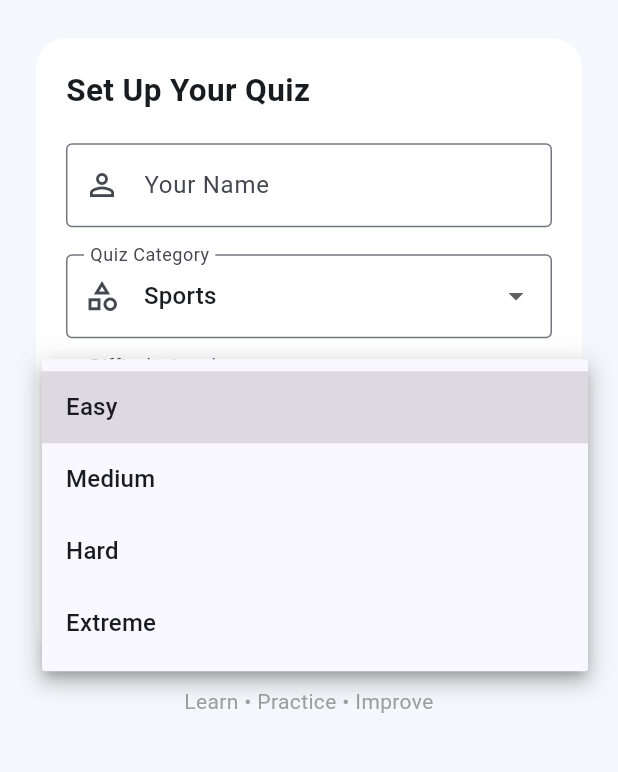
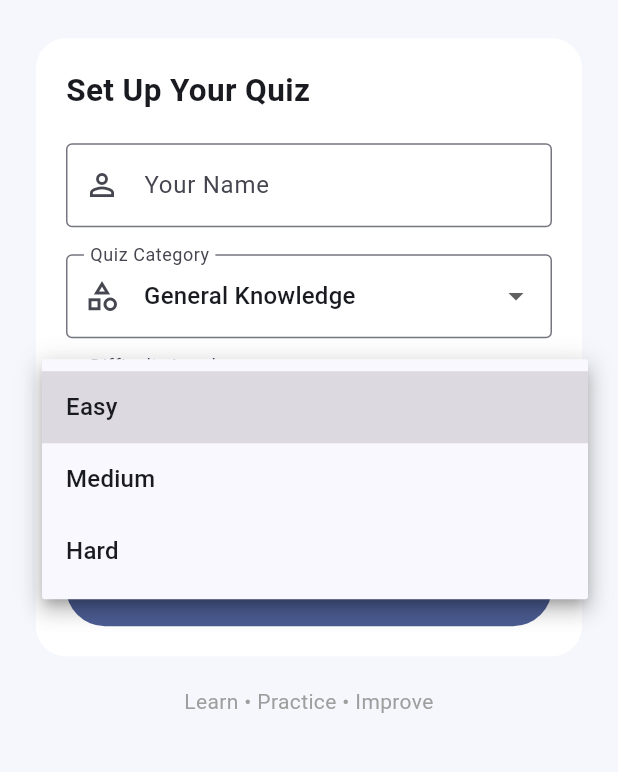
Before and after one commit to sultana-rinki/quizbyte, a Flutter app: the screen it shows after launch, after a tap on "Easy", on a phone screen of 412 x 824 dp, the part 450-1222 px from its top. Run offline on Flutter 3.47's test engine with Material 3 defaults, Android fonts, the phone set to English and light mode, and no system bars.

Commit message:
Updated Questions

```diff
--- a/lib/main.dart
+++ b/lib/main.dart
@@ -45,7 +45,7 @@ class HomePage extends StatefulWidget {
 class _HomePageState extends State<HomePage> {
   final nameController = TextEditingController();
 
-  String selectedCategory = 'Sports';
+  String selectedCategory = 'General Knowledge';
   String selectedDifficulty = 'Easy';
 
   final categories = [
@@ -56,7 +56,7 @@ class _HomePageState extends State<HomePage> {
     'Mathematics',
   ];
 
-  final difficulties = ['Easy', 'Medium', 'Hard','Extreme',];
+  final difficulties = ['Easy', 'Medium', 'Hard'];
 
   @override
   void dispose() {
@@ -226,7 +226,7 @@ class _HomePageState extends State<HomePage> {
                               color: Colors.blue,
                             ),
                             SizedBox(width: 8),
-                            Text('Quiz Duration: 3 minutes'),
+                            Text('Quiz Duration: 5 minutes'),
                           ],
                         ),
                         const SizedBox(height: 24),
@@ -279,7 +279,7 @@ class QuizPage extends StatefulWidget {
 }
 
 class _QuizPageState extends State<QuizPage> {
-  static const int quizDuration = 180;
+  static const int quizDuration = 300;
 
   int currentQuestion = 0;
   int remainingSeconds = quizDuration;
```
